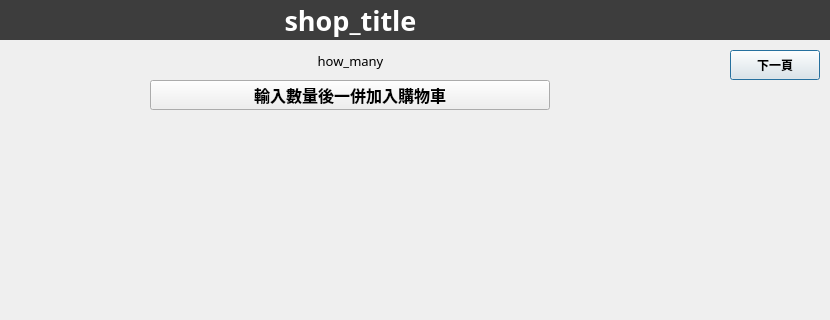
This is ui/shop_window.ui in freefrit/AOOP_DogeShop as Qt 5 draws it before an edit; both pictures show x 130 to 960 and y 0 to 320 of the 960 by 700 pixel window. The edited form follows.
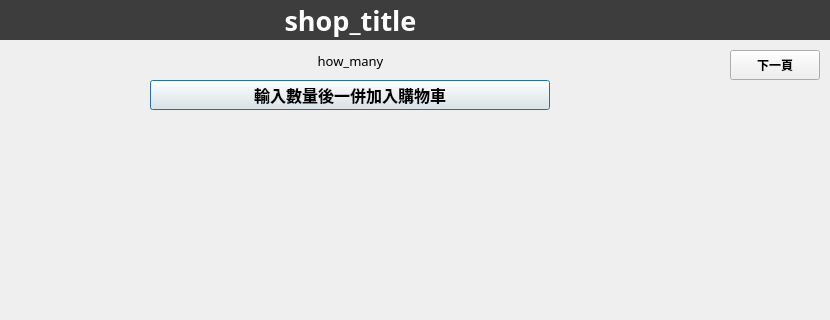
This is the edited form.

Commit message: solve problem with fucking autoDefault = =

What changed in the file:
```diff
--- a/ui/shop_window.ui
+++ b/ui/shop_window.ui
@@ -32,6 +32,9 @@
    <property name="text">
     <string>下一頁</string>
    </property>
+   <property name="autoDefault">
+    <bool>false</bool>
+   </property>
   </widget>
   <widget class="QPushButton" name="previous_page">
    <property name="geometry">
@@ -52,6 +55,9 @@
    <property name="text">
     <string>上一頁</string>
    </property>
+   <property name="autoDefault">
+    <bool>false</bool>
+   </property>
   </widget>
   <widget class="QPushButton" name="add">
    <property name="geometry">
@@ -73,6 +79,9 @@
    <property name="text">
     <string>輸入數量後一併加入購物車</string>
    </property>
+   <property name="autoDefault">
+    <bool>true</bool>
+   </property>
   </widget>
   <widget class="QLabel" name="shop_title">
    <property name="geometry">
```
The commit also changes 3 other files.
